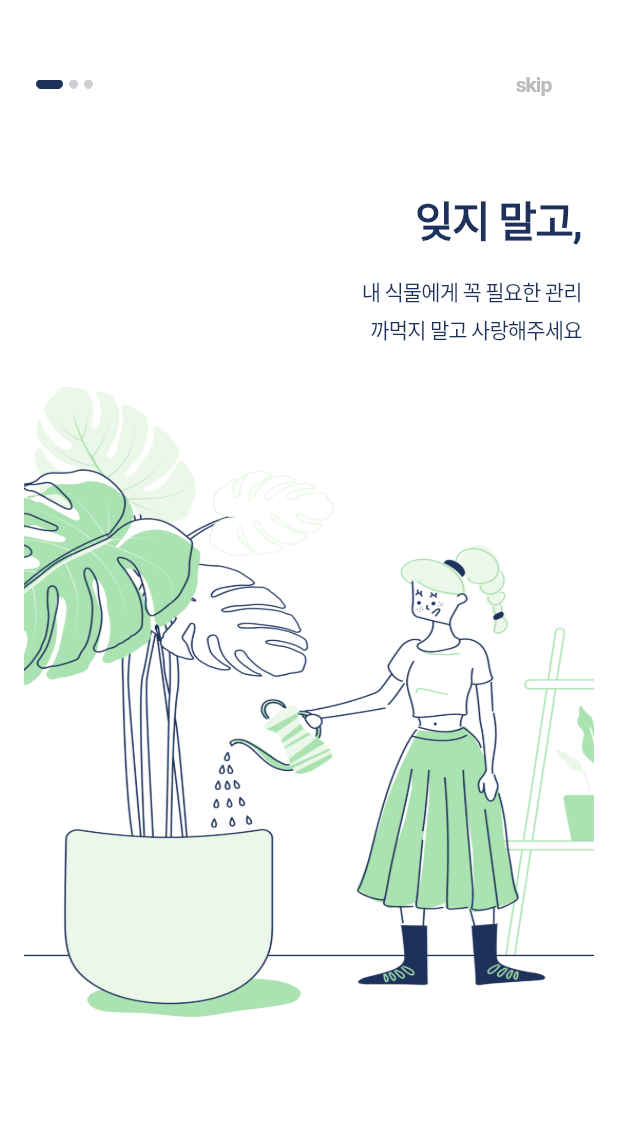
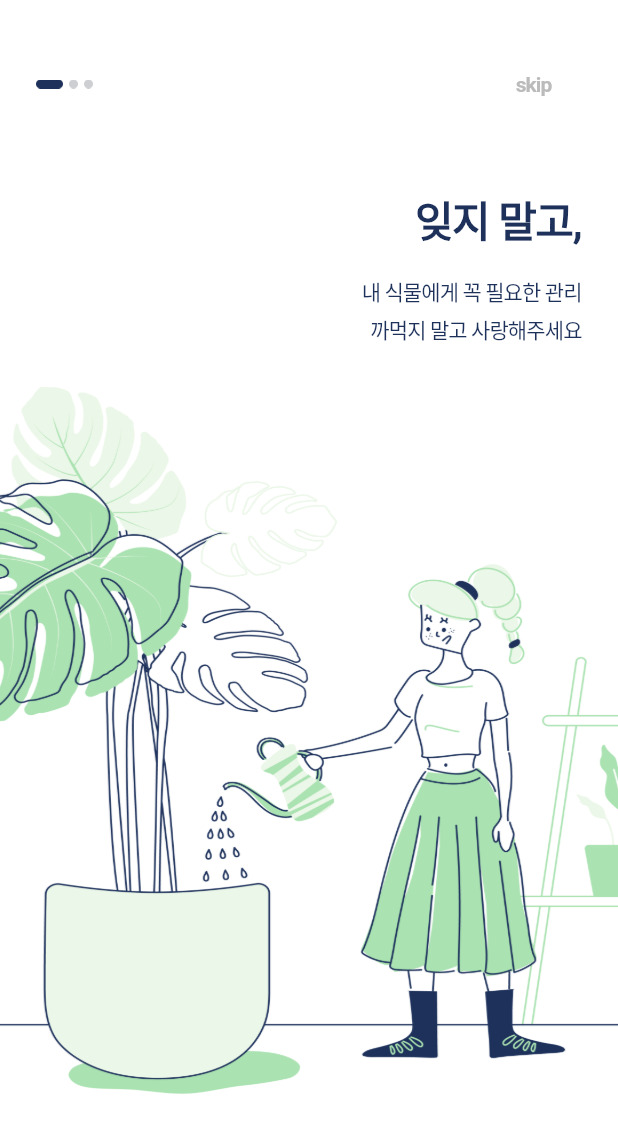
Before and after one commit to sungheeyoon/flutter-plant-plan, a Flutter app: the OnBordingScreen screen opened directly, on a phone screen of 412 x 824 dp. Shown: the top 1133 px of the screen. Run offline on Flutter 3.47's test engine with Material 2 defaults, Android fonts, the phone set to English and light mode, and no system bars; our stand-ins replace firebase_core, shared_preferences; missing offline and left inert: snapping_sheet; accounts and stored records are empty; network calls fail; Roboto replaces fonts that are missing (Pretendard).

```diff
--- a/lib/main.dart
+++ b/lib/main.dart
@@ -1,5 +1,6 @@
 import 'package:flutter/material.dart';
-import 'package:plant_plan/screens/detail_screen.dart';
+import 'package:plant_plan/screens/onbording_screen.dart';
+import 'package:plant_plan/widgets/snapping_above.dart';
 import 'package:shared_preferences/shared_preferences.dart';
 import 'package:firebase_core/firebase_core.dart';
 
@@ -83,7 +84,7 @@ class MyApp extends StatelessWidget {
                 letterSpacing: -0.4,
               ),
             ).apply(decorationColor: Colors.orange)),
-        home: const DetailScreen()
+        home: const OnBordingScreen()
         //showHome ? SnappingAbove() : const OnBordingScreen(),
         );
   }
--- a/lib/screens/onbording_screen.dart
+++ b/lib/screens/onbording_screen.dart
@@ -242,17 +242,17 @@ class _OnBordingState extends State<OnBording> {
           ),
         ),
         if (widget.pageNum == 1)
-          const Image(
-            image: AssetImage('assets/images/onbording/onbording1.png'),
-            width: 380,
-            height: 470,
+          Image(
+            image: const AssetImage('assets/images/onbording/onbording1.png'),
+            width: MediaQuery.of(context).size.width,
+            height: MediaQuery.of(context).size.width * 1.28,
             fit: BoxFit.fill,
           )
         else if (widget.pageNum == 2)
-          const Image(
-            image: AssetImage('assets/images/onbording/onbording2.png'),
-            width: 380,
-            height: 470,
+          Image(
+            image: const AssetImage('assets/images/onbording/onbording2.png'),
+            width: MediaQuery.of(context).size.width,
+            height: MediaQuery.of(context).size.width * 1.28,
             fit: BoxFit.fill,
           )
         else if (widget.pageNum == 3)
@@ -260,10 +260,11 @@ class _OnBordingState extends State<OnBording> {
             padding: const EdgeInsets.symmetric(horizontal: 24),
             child: Column(
               children: [
-                const Image(
-                  image: AssetImage('assets/images/onbording/onbording3.png'),
-                  width: 280,
-                  height: 340,
+                Image(
+                  image: const AssetImage(
+                      'assets/images/onbording/onbording3.png'),
+                  width: MediaQuery.of(context).size.width * 0.8,
+                  height: MediaQuery.of(context).size.width * 0.9,
                   fit: BoxFit.fill,
                 ),
                 const SizedBox(
@@ -281,7 +282,7 @@ class _OnBordingState extends State<OnBording> {
                           if (!mounted) return;
                           Navigator.of(context).pushReplacement(
                               MaterialPageRoute(
-                                  builder: (context) => SnappingAbove()));
+                                  builder: (context) => const AddScreen()));
                         },
                         style: OutlinedButton.styleFrom(
                           shape: RoundedRectangleBorder(
@@ -314,7 +315,7 @@ class _OnBordingState extends State<OnBording> {
 
                           Navigator.of(context).pushReplacement(
                               MaterialPageRoute(
-                                  builder: (context) => const AddScreen()));
+                                  builder: (context) => SnappingAbove()));
                         },
                         style: OutlinedButton.styleFrom(
                           shape: RoundedRectangleBorder(
--- a/pubspec.yaml
+++ b/pubspec.yaml
@@ -108,6 +108,7 @@ flutter:
 
     - assets/icons/bookmark.png
     - assets/icons/bookmark_outline.png
+    - assets/icons/pot_add.png
 
   # An image asset can refer to one or more resolution-specific "variants", see
   # https://flutter.dev/assets-and-images/#resolution-aware
```
Also changed, not shown: lib/screens/add_screen.dart (+81 -4 lines), lib/screens/home_screen.dart (+8 -13 lines), assets/icons/pot_add.png (added).
